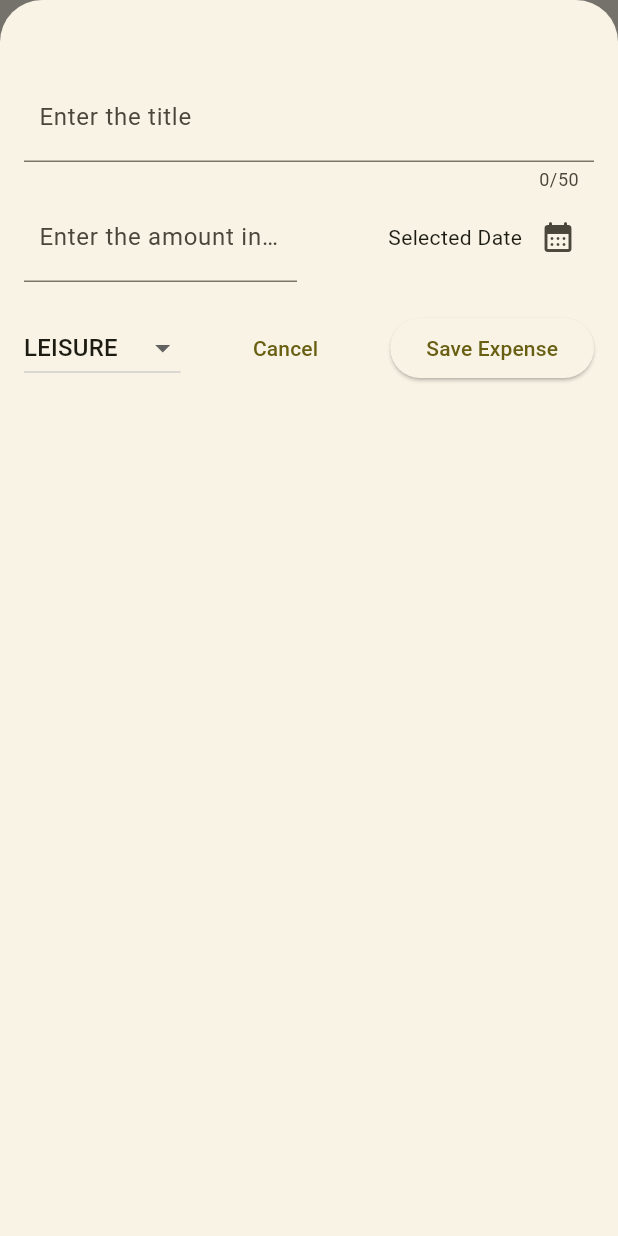
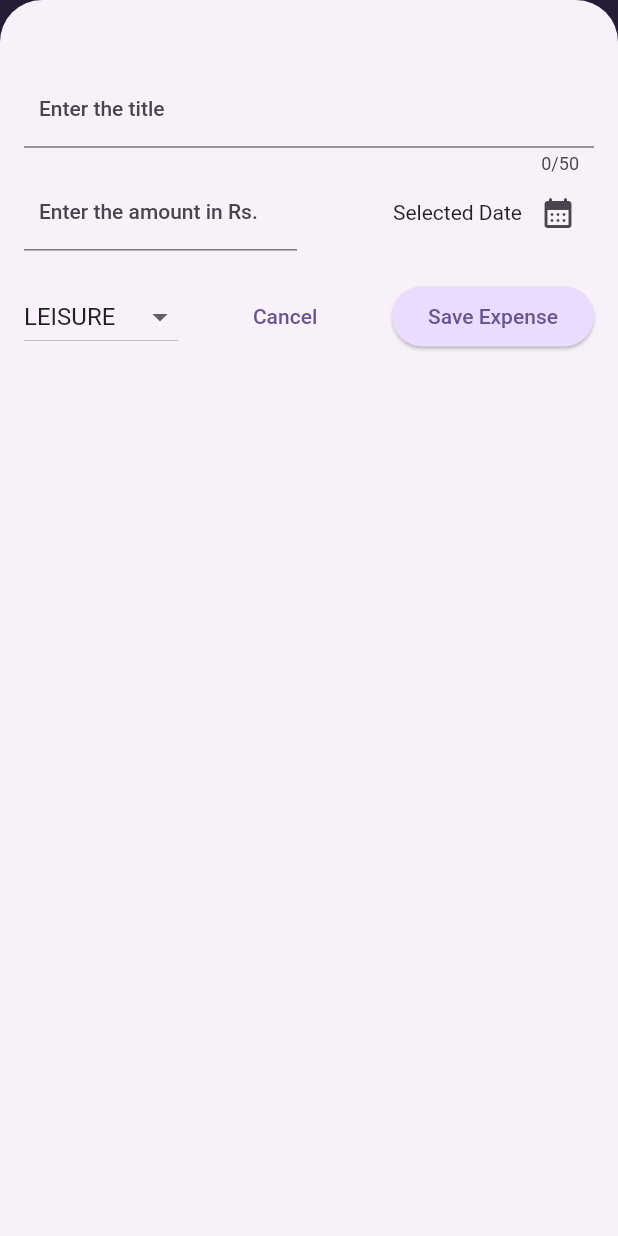
Before and after one commit to ksha-dev/expense_app, a Flutter app: the screen it shows after launch, after a tap on the "add" icon, on a phone screen of 412 x 824 dp. Run offline on Flutter 3.47's test engine with Material 2 defaults, Android fonts, the phone set to English and light mode, and no system bars.

Commit message:
Section 5 Completed

```diff
--- a/lib/main.dart
+++ b/lib/main.dart
@@ -2,15 +2,83 @@ import 'package:flutter/material.dart';
 
 import 'widgets/expenses.dart';
 
+var kColorScheme =
+    ColorScheme.fromSeed(seedColor: const Color.fromARGB(255, 96, 39, 181));
+
+var kDarkColorScheme = ColorScheme.fromSeed(
+    brightness: Brightness.dark,
+    seedColor: const Color.fromARGB(255, 5, 99, 125));
+
 void main(List<String> args) {
   runApp(
+    //root widget that contains all the other widgets
     MaterialApp(
-      theme: ThemeData(
+      theme: ThemeData().copyWith(
         useMaterial3: true,
-        colorScheme: ColorScheme.fromSeed(
-          seedColor: Colors.yellow,
+        colorScheme: kColorScheme,
+
+        //app bar theme
+        appBarTheme: const AppBarTheme().copyWith(
+          backgroundColor: kColorScheme.onPrimaryContainer,
+          foregroundColor: kColorScheme.primaryContainer,
         ),
+
+        //card theme
+        cardTheme: const CardTheme().copyWith(
+          color: kColorScheme.secondaryContainer,
+          margin: const EdgeInsets.symmetric(vertical: 8, horizontal: 16),
+        ),
+
+        //elevated button theme
+        elevatedButtonTheme: ElevatedButtonThemeData(
+          style: ElevatedButton.styleFrom(
+            backgroundColor: kColorScheme.primaryContainer,
+          ),
+        ),
+
+        //text theme
+        textTheme: ThemeData().textTheme.copyWith(
+              titleLarge: TextStyle(
+                fontWeight: FontWeight.bold,
+                color: kColorScheme.onSecondaryContainer,
+                fontSize: 20,
+              ),
+            ),
       ),
+      darkTheme: ThemeData.dark().copyWith(
+        colorScheme: kDarkColorScheme,
+        useMaterial3: true,
+
+        //app bar theme
+        // appBarTheme: const AppBarTheme().copyWith(
+        //   backgroundColor: kDarkColorScheme.onPrimaryContainer,
+        //   foregroundColor: kDarkColorScheme.primaryContainer,
+        // ),
+
+        //card theme
+        cardTheme: const CardTheme().copyWith(
+          color: kDarkColorScheme.secondaryContainer,
+          margin: const EdgeInsets.symmetric(vertical: 8, horizontal: 16),
+        ),
+
+        //elevated button theme
+        elevatedButtonTheme: ElevatedButtonThemeData(
+          style: ElevatedButton.styleFrom(
+            backgroundColor: kDarkColorScheme.primaryContainer,
+          ),
+        ),
+
+        //text theme
+        textTheme: ThemeData().textTheme.copyWith(
+              titleLarge: TextStyle(
+                fontWeight: FontWeight.bold,
+                color: kDarkColorScheme.onSecondaryContainer,
+                fontSize: 20,
+              ),
+            ),
+      ),
+      themeMode: ThemeMode.system,
+      debugShowCheckedModeBanner: false,
       home: const Expenses(),
     ),
   );
--- a/lib/models/expense.dart
+++ b/lib/models/expense.dart
@@ -59,3 +59,27 @@ class Expense {
 String dateFormatte(DateTime dateTime) {
   return '${dateTime.year}-${dateTime.month.toString().padLeft(2, '0')}-${dateTime.day.toString().padLeft(2, '0')}';
 }
+
+class ExpenseBucket {
+  //creating user constructors
+  ExpenseBucket.forCategory(List<Expense> allExpenses, this.category)
+      : expenses = allExpenses
+            .where((element) => element.category == category)
+            .toList();
+
+  final Category category;
+  final List<Expense> expenses;
+
+  const ExpenseBucket({
+    required this.category,
+    required this.expenses,
+  });
+
+  double get totalExpenses {
+    double sum = 0;
+    for (final expense in expenses) {
+      sum += expense.amount;
+    }
+    return sum;
+  }
+}
--- /dev/null
+++ b/lib/widgets/chart/chart.dart
@@ -0,0 +1,82 @@
+import 'package:expense_app/models/expense.dart';
+import 'package:expense_app/widgets/chart/chart_bar.dart';
+import 'package:flutter/material.dart';
+
+class Chart extends StatelessWidget {
+  const Chart({super.key, required this.expenses});
+  final List<Expense> expenses;
+
+  List<ExpenseBucket> get buckets {
+    return [
+      ExpenseBucket.forCategory(expenses, Category.bills),
+      ExpenseBucket.forCategory(expenses, Category.courses),
+      ExpenseBucket.forCategory(expenses, Category.food),
+      ExpenseBucket.forCategory(expenses, Category.leisure),
+      ExpenseBucket.forCategory(expenses, Category.shopping),
+      ExpenseBucket.forCategory(expenses, Category.travel),
+      ExpenseBucket.forCategory(expenses, Category.work),
+    ];
+  }
+
+  double get maxTotalExpense {
+    double maxTotalExpense = 0;
+    for (final bucket in buckets) {
+      if (bucket.totalExpenses > maxTotalExpense) {
+        maxTotalExpense = bucket.totalExpenses;
+      }
+    }
+    return maxTotalExpense;
+  }
+
+  @override
+  Widget build(BuildContext context) {
+    final isDarkMode =
+        MediaQuery.of(context).platformBrightness == Brightness.dark;
+    return Container(
+      margin: const EdgeInsets.all(16),
+      padding: const EdgeInsets.symmetric(vertical: 16, horizontal: 8),
+      width: double.infinity,
+      height: 300,
+      decoration: BoxDecoration(
+          borderRadius: BorderRadius.circular(8),
+          gradient: LinearGradient(
+            colors: [
+              Theme.of(context).colorScheme.primary.withOpacity(0.3),
+              Theme.of(context).colorScheme.primary.withOpacity(0.0),
+            ],
+            begin: Alignment.bottomCenter,
+            end: Alignment.topCenter,
+          )),
+      child: Column(
+        children: [
+          Expanded(
+              child: Row(
+            crossAxisAlignment: CrossAxisAlignment.end,
+            children: [
+              for (final bucket in buckets)
+                ChartBar(fill: bucket.totalExpenses / maxTotalExpense),
+            ],
+          )),
+          const SizedBox(height: 12),
+          Row(
+            children: buckets
+                .map((bucket) => Expanded(
+                        child: Padding(
+                      padding: const EdgeInsets.symmetric(horizontal: 4),
+                      child: Icon(
+                        categoryIcons[bucket.category],
+                        color: isDarkMode
+                            ? Theme.of(context).colorScheme.secondary
+                            : Theme.of(context)
+                                .colorScheme
+                                .primary
+                                .withOpacity(0.7),
+                      ),
+                    )))
+                .toList(),
+          ),
+        ],
+      ),
+    );
+  }
+}
--- /dev/null
+++ b/lib/widgets/chart/chart_bar.dart
@@ -0,0 +1,28 @@
+import 'package:flutter/material.dart';
+
+class ChartBar extends StatelessWidget {
+  const ChartBar({super.key, required this.fill});
+  final double fill;
+
+  @override
+  Widget build(BuildContext context) {
+    final isDarkMode =
+        MediaQuery.of(context).platformBrightness == Brightness.dark;
+    return Expanded(
+      child: Padding(
+        padding: const EdgeInsets.symmetric(horizontal: 15),
+        child: FractionallySizedBox(
+          heightFactor: fill,
+          child: DecoratedBox(
+            decoration: BoxDecoration(
+                shape: BoxShape.rectangle,
+                borderRadius: const BorderRadius.all(Radius.circular(8)),
+                color: isDarkMode
+                    ? Theme.of(context).colorScheme.secondary
+                    : Theme.of(context).colorScheme.primary.withOpacity(0.65)),
+          ),
+        ),
+      ),
+    );
+  }
+}
--- a/lib/widgets/expense_list/expense_item.dart
+++ b/lib/widgets/expense_list/expense_item.dart
@@ -17,8 +17,12 @@ class ExpenseItem extends StatelessWidget {
           vertical: 16,
         ),
         child: Column(
+          crossAxisAlignment: CrossAxisAlignment.start,
           children: [
-            Text(expense.title),
+            Text(
+              expense.title,
+              style: Theme.of(context).textTheme.titleLarge,
+            ),
             const SizedBox(height: 4),
             Row(
               children: [
--- a/lib/widgets/expense_list/expenses_list.dart
+++ b/lib/widgets/expense_list/expenses_list.dart
@@ -15,6 +15,10 @@ class ExpensesList extends StatelessWidget {
     return ListView.builder(
       itemCount: expenses.length,
       itemBuilder: (context, index) => Dismissible(
+        background: Container(
+          color: Theme.of(context).colorScheme.error.withOpacity(0.8),
+          margin: Theme.of(context).cardTheme.margin,
+        ),
         key: ValueKey(expenses[index]),
         onDismissed: (direction) => onRemoveExpense(expenses[index]),
         child: ExpenseItem(expenses[index]),
--- a/lib/widgets/expenses.dart
+++ b/lib/widgets/expenses.dart
@@ -1,3 +1,4 @@
+import 'package:expense_app/widgets/chart/chart.dart';
 import 'package:expense_app/widgets/expense_list/expenses_list.dart';
 import 'package:expense_app/widgets/new_expense.dart';
 import 'package:flutter/material.dart';
@@ -44,11 +45,24 @@ class _ExpensesState extends State<Expenses> {
   }
 
   _removeExpense(Expense expense) {
+    int index = _registeredExpenses.indexOf(expense);
     setState(() => _registeredExpenses.remove(expense));
+    ScaffoldMessenger.of(context).clearSnackBars();
+    ScaffoldMessenger.of(context).showSnackBar(SnackBar(
+        content: const Text('Expense Removed'),
+        duration: const Duration(seconds: 3),
+        action: SnackBarAction(
+            label: 'Undo',
+            onPressed: () =>
+                setState(() => _registeredExpenses.insert(index, expense)))));
   }
 
   @override
   Widget build(BuildContext context) {
+    Widget mainContent = const Center(
+        child: Text(
+            'No expense entries are found. Add an expense to view it here!'));
+
     return Scaffold(
       appBar: AppBar(
         title: const Text('Expense Tracker'),
@@ -61,12 +75,14 @@ class _ExpensesState extends State<Expenses> {
       ),
       body: Column(
         children: [
-          const Text('The Chart'),
+          Chart(expenses: _registeredExpenses),
           Expanded(
-            child: ExpensesList(
-              onRemoveExpense: _removeExpense,
-              expenses: _registeredExpenses,
-            ),
+            child: _registeredExpenses.isEmpty
+                ? mainContent
+                : ExpensesList(
+                    onRemoveExpense: _removeExpense,
+                    expenses: _registeredExpenses,
+                  ),
           ),
         ],
       ),
```
Also changed, not shown: 1 other file.
